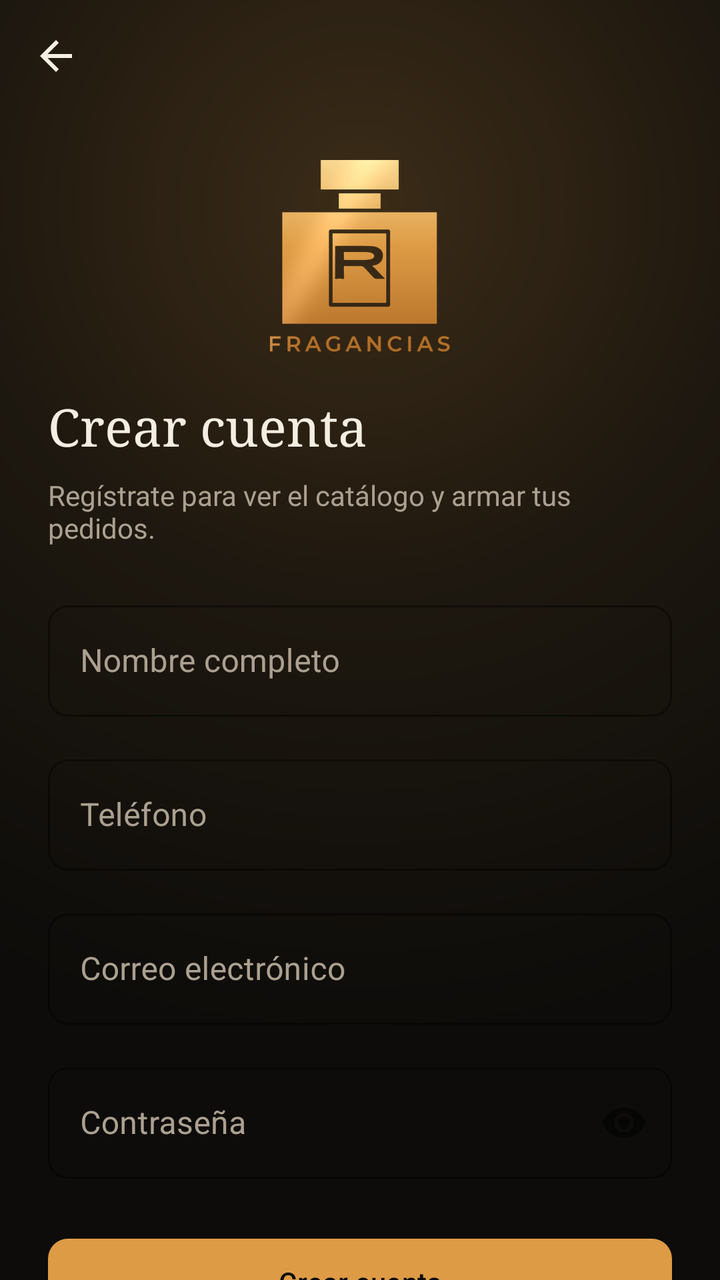
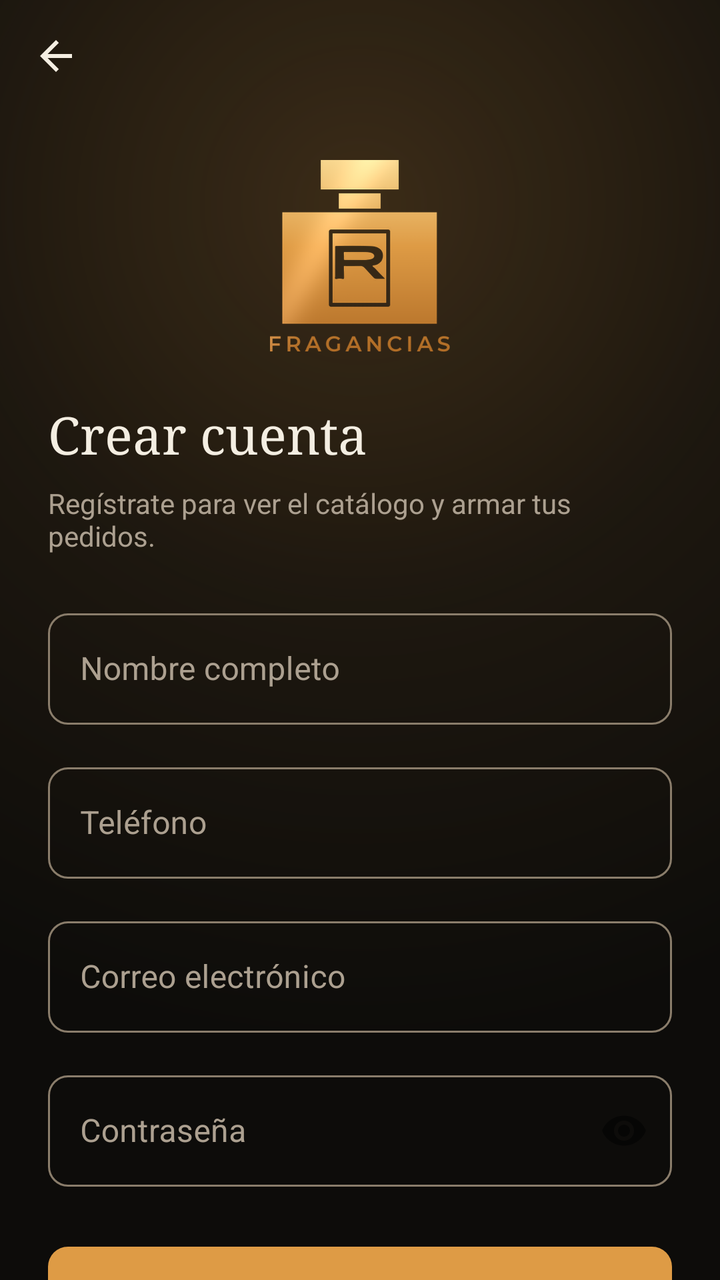

An Android layout rendered at two revisions. The XML below is the earlier revision; the diff shows what the commit changed to produce the second picture.
<!-- AndroidManifest.xml: application theme Theme.RFragancias -->
<!-- res/layout/activity_registro.xml -->
<?xml version="1.0" encoding="utf-8"?>
<androidx.core.widget.NestedScrollView xmlns:android="http://schemas.android.com/apk/res/android"
    xmlns:app="http://schemas.android.com/apk/res-auto"
    xmlns:tools="http://schemas.android.com/tools"
    android:layout_width="match_parent"
    android:layout_height="match_parent"
    android:background="@drawable/bg_login"
    android:fillViewport="true">

    <LinearLayout
        android:layout_width="match_parent"
        android:layout_height="wrap_content"
        android:orientation="vertical">

        <androidx.appcompat.widget.Toolbar
            android:id="@+id/toolbar"
            android:layout_width="match_parent"
            android:layout_height="?attr/actionBarSize"
            android:background="@android:color/transparent"
            app:navigationIcon="@drawable/ic_back"
            app:title=""
            app:titleTextColor="@color/text_primary" />

        <LinearLayout
            android:layout_width="match_parent"
            android:layout_height="wrap_content"
            android:orientation="vertical"
            android:padding="@dimen/spacing_lg">

        <ImageView
            android:layout_width="wrap_content"
            android:layout_height="96dp"
            android:layout_gravity="center_horizontal"
            android:adjustViewBounds="true"
            android:src="@drawable/logo_rfragancias"
            android:contentDescription="@string/app_name" />

        <TextView
            android:layout_width="match_parent"
            android:layout_height="wrap_content"
            android:layout_marginTop="20dp"
            android:text="@string/titulo_registro"
            android:textSize="26sp"
            style="@style/TextDisplay" />

        <TextView
            android:layout_width="match_parent"
            android:layout_height="wrap_content"
            android:layout_marginTop="8dp"
            android:text="@string/registro_subtitulo"
            style="@style/TextBodyMuted" />

        <com.google.android.material.textfield.TextInputLayout
            android:id="@+id/layout_nombre"
            android:layout_width="match_parent"
            android:layout_height="wrap_content"
            android:layout_marginTop="@dimen/spacing_lg"
            style="@style/Widget.RFragancias.TextInputLayout">

            <com.google.android.material.textfield.TextInputEditText
                android:id="@+id/edit_nombre"
                android:layout_width="match_parent"
                android:layout_height="wrap_content"
                android:hint="@string/hint_nombre_completo"
                android:inputType="textPersonName"
                android:singleLine="true" />
        </com.google.android.material.textfield.TextInputLayout>

        <com.google.android.material.textfield.TextInputLayout
            android:id="@+id/layout_telefono"
            android:layout_width="match_parent"
            android:layout_height="wrap_content"
            android:layout_marginTop="@dimen/spacing_md"
            style="@style/Widget.RFragancias.TextInputLayout">

            <com.google.android.material.textfield.TextInputEditText
                android:id="@+id/edit_telefono"
                android:layout_width="match_parent"
                android:layout_height="wrap_content"
                android:hint="@string/hint_telefono_registro"
                android:inputType="phone"
                android:singleLine="true" />
        </com.google.android.material.textfield.TextInputLayout>

        <com.google.android.material.textfield.TextInputLayout
            android:id="@+id/layout_correo"
            android:layout_width="match_parent"
            android:layout_height="wrap_content"
            android:layout_marginTop="@dimen/spacing_md"
            style="@style/Widget.RFragancias.TextInputLayout">

            <com.google.android.material.textfield.TextInputEditText
                android:id="@+id/edit_correo"
                android:layout_width="match_parent"
                android:layout_height="wrap_content"
                android:hint="@string/hint_correo"
                android:inputType="textEmailAddress"
                android:singleLine="true" />
        </com.google.android.material.textfield.TextInputLayout>

        <com.google.android.material.textfield.TextInputLayout
            android:id="@+id/layout_password"
            android:layout_width="match_parent"
            android:layout_height="wrap_content"
            android:layout_marginTop="@dimen/spacing_md"
            app:passwordToggleEnabled="true"
            style="@style/Widget.RFragancias.TextInputLayout">

            <com.google.android.material.textfield.TextInputEditText
                android:id="@+id/edit_password"
                android:layout_width="match_parent"
                android:layout_height="wrap_content"
                android:hint="@string/hint_clave_registro"
                android:inputType="textPassword"
                android:singleLine="true" />
        </com.google.android.material.textfield.TextInputLayout>

        <TextView
            android:id="@+id/texto_error"
            android:layout_width="match_parent"
            android:layout_height="wrap_content"
            android:layout_marginTop="10dp"
            android:gravity="center"
            android:textColor="@color/danger"
            android:visibility="gone"
            tools:ignore="RtlSymmetry" />

        <com.google.android.material.button.MaterialButton
            android:id="@+id/btn_crear_cuenta"
            android:layout_width="match_parent"
            android:layout_height="52dp"
            android:layout_marginTop="@dimen/spacing_lg"
            android:text="@string/btn_crear_cuenta" />

        <ProgressBar
            android:id="@+id/progress_registro"
            android:layout_width="wrap_content"
            android:layout_height="wrap_content"
            android:layout_gravity="center_horizontal"
            android:layout_marginTop="16dp"
            android:indeterminateTint="@color/primary"
            android:visibility="gone" />

        <TextView
            android:id="@+id/link_ya_tengo_cuenta"
            android:layout_width="match_parent"
            android:layout_height="wrap_content"
            android:layout_marginTop="12dp"
            android:padding="8dp"
            android:gravity="center"
            android:text="@string/link_ya_tengo_cuenta"
            android:textColor="@color/primary"
            android:textStyle="bold"
            android:clickable="true"
            android:focusable="true" />

        </LinearLayout>
    </LinearLayout>
</androidx.core.widget.NestedScrollView>
<!-- resources referenced by this layout -->
<resources>
  <color name="danger">#E08A72</color>
  <color name="primary">#DE9B45</color>
  <color name="text_primary">#F4EEE2</color>
  <dimen name="spacing_lg">24dp</dimen>
  <dimen name="spacing_md">16dp</dimen>
  <!-- drawable ic_back (drawable) -->
  <vector xmlns:android="http://schemas.android.com/apk/res/android"
      android:width="24dp" android:height="24dp" android:viewportWidth="24" android:viewportHeight="24">
      <path android:fillColor="#F4EEE2" android:pathData="M20,11H7.83l5.59,-5.59L12,4l-8,8 8,8 1.41,-1.41L7.83,13H20v-2z"/>
  </vector>
  <string name="app_name">R FRAGANCIAS</string>
  <string name="btn_crear_cuenta">Crear cuenta</string>
  <string name="hint_clave_registro">Contraseña</string>
  <string name="hint_correo">Correo electrónico</string>
  <string name="hint_nombre_completo">Nombre completo</string>
  <string name="hint_telefono_registro">Teléfono</string>
  <string name="link_ya_tengo_cuenta">¿Ya tienes cuenta? Inicia sesión</string>
  <string name="registro_subtitulo">Regístrate para ver el catálogo y armar tus pedidos.</string>
  <string name="titulo_registro">Crear cuenta</string>
  <style name="TextBodyMuted">
          <item name="android:textColor">@color/text_muted</item>
          <item name="android:textSize">14sp</item>
      </style>
  <style name="TextDisplay">
          <item name="android:textColor">@color/text_primary</item>
          <item name="android:fontFamily">serif</item>
          <item name="android:textSize">26sp</item>
          <item name="android:textStyle">normal</item>
      </style>
  <style name="Widget.RFragancias.TextInputLayout" parent="Widget.MaterialComponents.TextInputLayout.OutlinedBox">
          <item name="boxStrokeColor">@color/border</item>
          <item name="hintTextColor">@color/primary</item>
          <item name="android:textColorHint">@color/text_muted</item>
          <item name="boxCornerRadiusTopStart">10dp</item>
          <item name="boxCornerRadiusTopEnd">10dp</item>
          <item name="boxCornerRadiusBottomStart">10dp</item>
          <item name="boxCornerRadiusBottomEnd">10dp</item>
      </style>
  <style name="Theme.RFragancias" parent="Theme.MaterialComponents.DayNight.NoActionBar">
          <item name="colorPrimary">@color/primary</item>
          <item name="colorPrimaryDark">@color/bg</item>
          <item name="colorAccent">@color/primary</item>
          <item name="colorSurface">@color/surface</item>
          <item name="colorOnSurface">@color/text_primary</item>
          <item name="colorOnPrimary">@color/bg</item>
          <item name="android:windowBackground">@color/bg</item>
          <item name="android:statusBarColor">@color/bg</item>
          <item name="android:navigationBarColor">@color/bg</item>
          <item name="android:windowLightStatusBar" tools:targetApi="m">false</item>
          <item name="android:textColorPrimary">@color/text_primary</item>
          <item name="android:textColorSecondary">@color/text_muted</item>
          <item name="materialButtonStyle">@style/Widget.RFragancias.Button</item>
          <item name="editTextStyle">@style/Widget.RFragancias.EditText</item>
          <item name="textInputStyle">@style/Widget.RFragancias.TextInputLayout</item>
      </style>
  <color name="bg">#0D0C0A</color>
  <color name="text_muted">#ACA090</color>
  <color name="border">#2C2620</color>
  <color name="surface">#1B1712</color>
  <style name="Widget.RFragancias.EditText" parent="Widget.AppCompat.EditText">
          <item name="android:textColor">@color/text_primary</item>
          <item name="android:textColorHint">@color/text_muted</item>
      </style>
  <!-- unchanged entries left out for length: 3 -->
</resources>

<!-- the commit's change to res/layout/activity_registro.xml (unified diff, before → after) -->
@@ -38,7 +38,7 @@
         <TextView
             android:layout_width="match_parent"
             android:layout_height="wrap_content"
-            android:layout_marginTop="20dp"
+            android:layout_marginTop="24dp"
             android:text="@string/titulo_registro"
             android:textSize="26sp"
             style="@style/TextDisplay" />
@@ -59,6 +59,7 @@
 
             <com.google.android.material.textfield.TextInputEditText
                 android:id="@+id/edit_nombre"
+                android:imeOptions="actionNext"
                 android:layout_width="match_parent"
                 android:layout_height="wrap_content"
                 android:hint="@string/hint_nombre_completo"
@@ -75,6 +76,7 @@
 
             <com.google.android.material.textfield.TextInputEditText
                 android:id="@+id/edit_telefono"
+                android:imeOptions="actionNext"
                 android:layout_width="match_parent"
                 android:layout_height="wrap_content"
                 android:hint="@string/hint_telefono_registro"
@@ -91,6 +93,7 @@
 
             <com.google.android.material.textfield.TextInputEditText
                 android:id="@+id/edit_correo"
+                android:imeOptions="actionNext"
                 android:layout_width="match_parent"
                 android:layout_height="wrap_content"
                 android:hint="@string/hint_correo"
@@ -108,6 +111,7 @@
 
             <com.google.android.material.textfield.TextInputEditText
                 android:id="@+id/edit_password"
+                android:imeOptions="actionDone"
                 android:layout_width="match_parent"
                 android:layout_height="wrap_content"
                 android:hint="@string/hint_clave_registro"
@@ -119,7 +123,7 @@
             android:id="@+id/texto_error"
             android:layout_width="match_parent"
             android:layout_height="wrap_content"
-            android:layout_marginTop="10dp"
+            android:layout_marginTop="8dp"
             android:gravity="center"
             android:textColor="@color/danger"
             android:visibility="gone"
@@ -128,7 +132,8 @@
         <com.google.android.material.button.MaterialButton
             android:id="@+id/btn_crear_cuenta"
             android:layout_width="match_parent"
-            android:layout_height="52dp"
+            android:layout_height="wrap_content"
+                android:minHeight="52dp"
             android:layout_marginTop="@dimen/spacing_lg"
             android:text="@string/btn_crear_cuenta" />
 
<!-- resource entries referenced after the edit -->
@@ -30,7 +30,10 @@
           <item name="android:textStyle">normal</item>
       </style>
   <style name="Widget.RFragancias.TextInputLayout" parent="Widget.MaterialComponents.TextInputLayout.OutlinedBox">
-          <item name="boxStrokeColor">@color/border</item>
+          <item name="boxStrokeColor">@color/input_stroke</item>
+          <item name="boxStrokeErrorColor">@color/error</item>
+          <item name="errorTextColor">@color/error</item>
+          <item name="errorIconTint">@color/error</item>
           <item name="hintTextColor">@color/primary</item>
           <item name="android:textColorHint">@color/text_muted</item>
           <item name="boxCornerRadiusTopStart">10dp</item>
@@ -45,6 +48,8 @@
           <item name="colorSurface">@color/surface</item>
           <item name="colorOnSurface">@color/text_primary</item>
           <item name="colorOnPrimary">@color/bg</item>
+          <item name="colorError">@color/error</item>
+          <item name="colorOnError">@color/bg</item>
           <item name="android:windowBackground">@color/bg</item>
           <item name="android:statusBarColor">@color/bg</item>
           <item name="android:navigationBarColor">@color/bg</item>
@@ -57,7 +62,7 @@
       </style>
   <color name="bg">#0D0C0A</color>
   <color name="text_muted">#ACA090</color>
-  <color name="border">#2C2620</color>
+  <color name="error">#E08A72</color>
   <color name="surface">#1B1712</color>
   <style name="Widget.RFragancias.EditText" parent="Widget.AppCompat.EditText">
           <item name="android:textColor">@color/text_primary</item>
